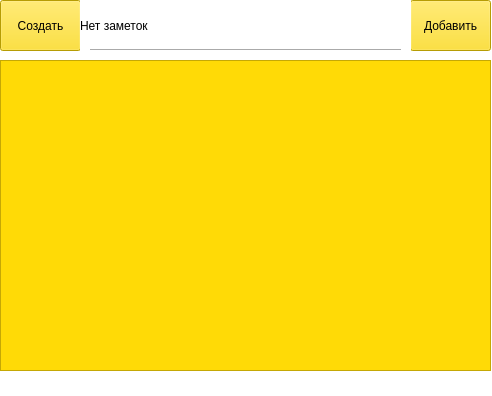
This is проект_ГО.ui in YegorMaratInc/Multifunctional-organizer as Qt 5 draws it before an edit. The edited form follows.
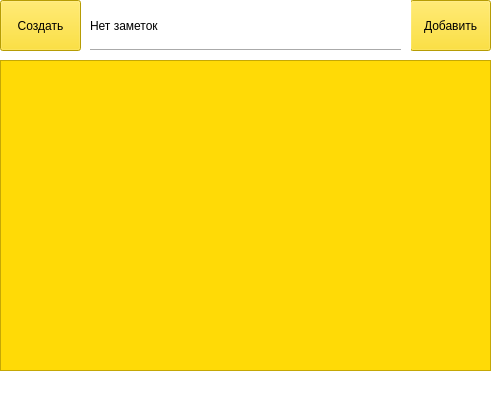
This is the edited form.

```diff
--- a/проект_ГО.ui
+++ b/проект_ГО.ui
@@ -20,9 +20,9 @@
    <widget class="QLabel" name="label">
     <property name="geometry">
      <rect>
-      <x>80</x>
+      <x>90</x>
       <y>0</y>
-      <width>331</width>
+      <width>321</width>
       <height>51</height>
      </rect>
     </property>
```
